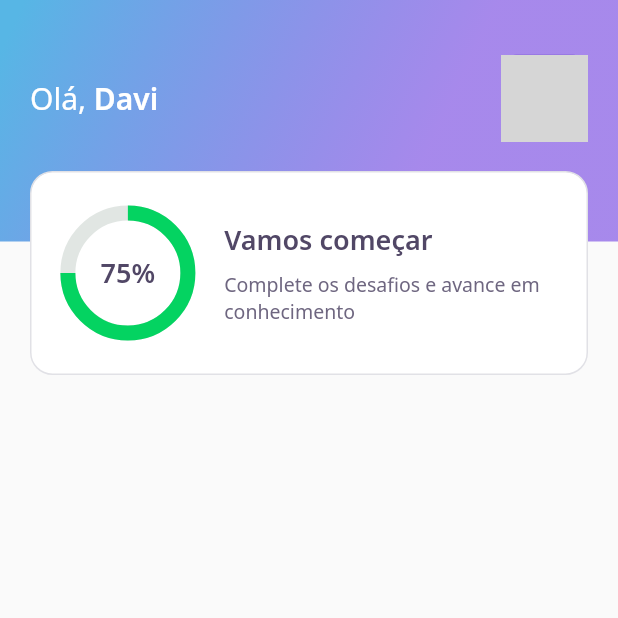
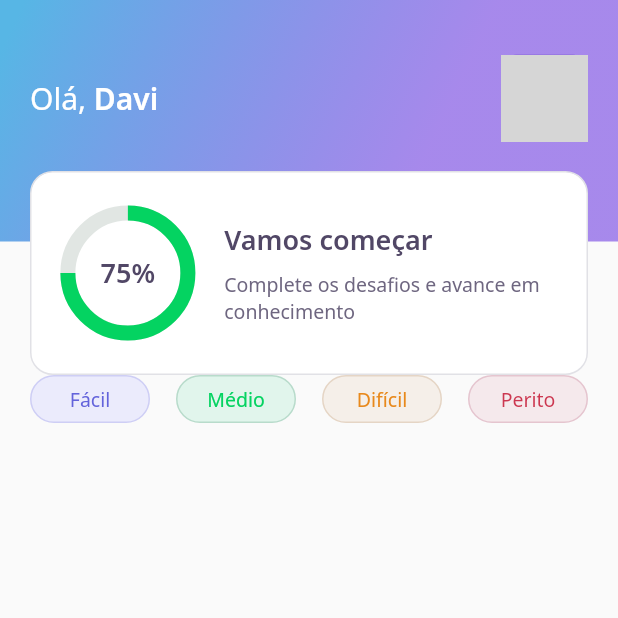
Before and after one commit to dav1rm/devquiz, a Flutter app: the screen it shows after launch, on a phone screen of 412 x 824 dp, the top half of it. Run offline on Flutter 3.47's test engine with Material 2 defaults, Android fonts, the phone set to English and light mode, and no system bars; our stand-ins replace google_fonts; network calls fail; grey boxes are pictures that could not be loaded.

Commit message:
add level button widget

```diff
--- a/lib/home/home_page.dart
+++ b/lib/home/home_page.dart
@@ -1,4 +1,5 @@
 import 'package:DevQuiz/home/widgets/appbar/app_bar_widget.dart';
+import 'package:DevQuiz/home/widgets/level_button/level_button_widget.dart';
 import 'package:flutter/material.dart';
 
 class HomePage extends StatefulWidget {
@@ -9,6 +10,28 @@ class HomePage extends StatefulWidget {
 class _HomePageState extends State<HomePage> {
   @override
   Widget build(BuildContext context) {
-    return Scaffold(appBar: AppBarWidget(),);
+    return Scaffold(
+      appBar: AppBarWidget(),
+      body: Padding(
+        padding: const EdgeInsets.symmetric(horizontal: 20),
+        child: Row(
+          mainAxisAlignment: MainAxisAlignment.spaceBetween,
+          children: [
+            LevelButtonWidget(
+              label: "Fácil",
+            ),
+            LevelButtonWidget(
+              label: "Médio",
+            ),
+            LevelButtonWidget(
+              label: "Difícil",
+            ),
+            LevelButtonWidget(
+              label: "Perito",
+            ),
+          ],
+        ),
+      ),
+    );
   }
 }
--- /dev/null
+++ b/lib/home/widgets/level_button/level_button_widget.dart
@@ -0,0 +1,63 @@
+import 'package:DevQuiz/core/core.dart';
+import 'package:flutter/material.dart';
+import 'package:google_fonts/google_fonts.dart';
+
+class LevelButtonWidget extends StatelessWidget {
+  final String label;
+
+  LevelButtonWidget({
+    Key? key,
+    required this.label,
+  })   : assert(["Fácil", "Médio", "Difícil", "Perito"].contains(label)),
+        super(key: key);
+
+  final config = {
+    "Fácil": {
+      "color": AppColors.levelButtonFacil,
+      "borderColor": AppColors.levelButtonBorderFacil,
+      "fontColor": AppColors.levelButtonTextFacil,
+    },
+    "Médio": {
+      "color": AppColors.levelButtonMedio,
+      "borderColor": AppColors.levelButtonBorderMedio,
+      "fontColor": AppColors.levelButtonTextMedio,
+    },
+    "Difícil": {
+      "color": AppColors.levelButtonDificil,
+      "borderColor": AppColors.levelButtonBorderDificil,
+      "fontColor": AppColors.levelButtonTextDificil,
+    },
+    "Perito": {
+      "color": AppColors.levelButtonPerito,
+      "borderColor": AppColors.levelButtonBorderPerito,
+      "fontColor": AppColors.levelButtonTextPerito,
+    },
+  };
+
+  Color get color => config[label]!["color"]!;
+  Color get fontColor => config[label]!["fontColor"]!;
+  Color get borderColor => config[label]!["borderColor"]!;
+
+  @override
+  Widget build(BuildContext context) {
+    return Container(
+      height: 32,
+      width: 80,
+      decoration: BoxDecoration(
+          color: color,
+          borderRadius: BorderRadius.circular(28),
+          border: Border.fromBorderSide(
+            BorderSide(color: borderColor),
+          )),
+      child: Center(
+        child: Text(
+          label,
+          style: GoogleFonts.notoSans(
+            color: fontColor,
+            fontSize: 13,
+          ),
+        ),
+      ),
+    );
+  }
+}
```
